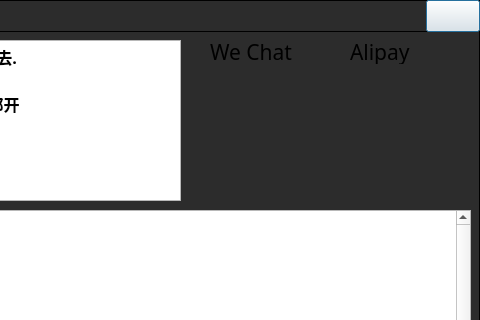
Above: MainApp/donate.ui from Reverier-Xu/ISAE before the change; both pictures show x 340 to 820 and y 0 to 320 of the 820 by 550 pixel window. Below: the same form after it.
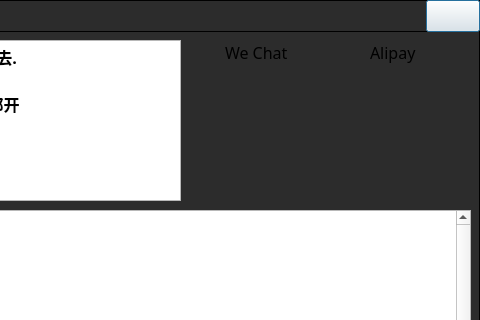
That is the form after the change. Icons and pictures are not drawn.

```diff
--- a/MainApp/donate.ui
+++ b/MainApp/donate.ui
@@ -240,16 +240,16 @@
   <widget class="QLabel" name="label">
    <property name="geometry">
     <rect>
-     <x>550</x>
+     <x>565</x>
      <y>40</y>
-     <width>101</width>
+     <width>71</width>
      <height>24</height>
     </rect>
    </property>
    <property name="font">
     <font>
      <family>文泉驿等宽微米黑</family>
-     <pointsize>16</pointsize>
+     <pointsize>12</pointsize>
     </font>
    </property>
    <property name="text">
@@ -259,16 +259,16 @@
   <widget class="QLabel" name="label_2">
    <property name="geometry">
     <rect>
-     <x>690</x>
+     <x>710</x>
      <y>40</y>
-     <width>101</width>
+     <width>61</width>
      <height>24</height>
     </rect>
    </property>
    <property name="font">
     <font>
      <family>文泉驿等宽微米黑</family>
-     <pointsize>16</pointsize>
+     <pointsize>12</pointsize>
     </font>
    </property>
    <property name="text">
```
